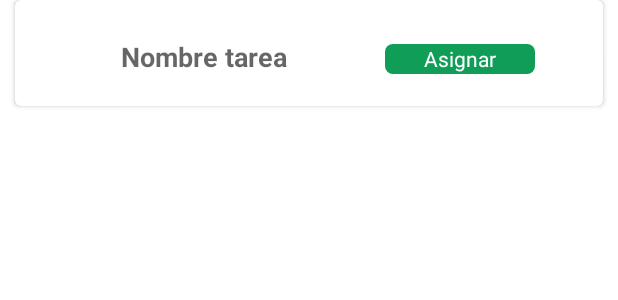
After one commit to Samz685/ReserBuddy, an Android app: the layout cardview_tarea2.xml on its own in the app's theme, with its tools: preview values and no code run, on a phone screen of 412 x 824 dp. The commit adds this screen. Shown: the top 300 px of the screen. Run offline under Robolectric (Android 15) with nearby library versions, the phone set to English and light mode, and no system bars.

Commit message:
Implantada asignar tareas desde Usuarios

```diff
--- a/app/src/main/java/com/example/reserbuddy/DataHolder.kt
+++ b/app/src/main/java/com/example/reserbuddy/DataHolder.kt
@@ -16,6 +16,7 @@ class DataHolder {
         var currentFragment = ""
         var listaUsuariosSpinner = mutableListOf<Usuario>()
         var listaUsuarios = mutableListOf<Usuario>()
+        var listaTareas = mutableListOf<Tarea>()
         var currentUser = Usuario()
         var currentTarea = Tarea()
         var emailRecuperado = ""
--- a/app/src/main/java/com/example/reserbuddy/adapters/UsuarioAdapter.kt
+++ b/app/src/main/java/com/example/reserbuddy/adapters/UsuarioAdapter.kt
@@ -12,6 +12,7 @@ import com.example.reserbuddy.R
 import com.example.reservarapp.models.Reserva
 import com.example.reservarapp.models.Usuario
 import com.example.reservarapp.viewmodels.UsuarioViewModel
+import org.w3c.dom.Text
 
 class UsuarioAdapter(var listaUsuarios:MutableList<Usuario>, var listener: OnItemClickListener, var usuarioViewmodel: UsuarioViewModel):
     RecyclerView.Adapter<UsuarioAdapter.ViewHolder>() {
@@ -36,6 +37,10 @@ class UsuarioAdapter(var listaUsuarios:MutableList<Usuario>, var listener: OnIte
             listener.onImageClick(position)
         }
 
+        holder.tvAsignar.setOnClickListener {
+            listener.onClick2(position)
+        }
+
 
     }
 
@@ -56,6 +61,7 @@ class UsuarioAdapter(var listaUsuarios:MutableList<Usuario>, var listener: OnIte
         var tvTelefono: TextView = v.findViewById(R.id.tvTelefonoUsuario)
         var tvComentario: TextView = v.findViewById(R.id.tvComentarioUsuario)
         var ivUsuario : ImageView = v.findViewById(R.id.ivUsuario)
+        var tvAsignar : TextView = v.findViewById(R.id.tvAsignarTarea)
 
 
 
--- /dev/null
+++ b/app/src/main/res/layout/cardview_tarea2.xml
@@ -0,0 +1,82 @@
+<?xml version="1.0" encoding="utf-8"?>
+
+<androidx.cardview.widget.CardView xmlns:android="http://schemas.android.com/apk/res/android"
+    xmlns:card-view="http://schemas.android.com/apk/res-auto"
+    android:id="@+id/cardview"
+    android:layout_width="match_parent"
+    android:layout_height="wrap_content"
+    android:layout_marginStart="10dp"
+    android:layout_marginEnd="10dp"
+    android:layout_marginBottom="5dp"
+    android:clickable="true"
+    android:focusable="true"
+    android:foreground="?android:attr/selectableItemBackground"
+    card-view:cardBackgroundColor="#FFFFFF"
+    card-view:cardCornerRadius="4dp">
+
+    <LinearLayout
+        android:layout_width="match_parent"
+        android:layout_height="wrap_content"
+        android:orientation="vertical">
+
+
+        <LinearLayout
+            android:layout_width="match_parent"
+            android:layout_height="wrap_content"
+            android:layout_marginBottom="5dp"
+            android:orientation="horizontal">
+
+            <ImageView
+                android:id="@+id/ivTarea2"
+                android:layout_width="50dp"
+                android:layout_height="50dp"
+                android:layout_marginStart="15dp"
+                android:layout_marginTop="15dp"
+                android:clickable="true"
+                android:focusable="true"
+                android:foreground="?android:attr/selectableItemBackground" />
+
+
+
+
+                <LinearLayout
+                    android:layout_width="wrap_content"
+                    android:layout_height="wrap_content"
+                    android:orientation="horizontal"
+                    android:layout_gravity="center"
+                    android:paddingStart="5dp">
+
+                    <TextView
+                        android:id="@+id/tvNombreTarea2"
+                        android:layout_width="wrap_content"
+                        android:layout_height="wrap_content"
+                        android:layout_marginTop="10dp"
+                        android:hint="Nombre tarea"
+                        android:textSize="18dp"
+                        android:textStyle="bold" />
+
+
+                    <TextView
+                        android:id="@+id/tvEstadoTarea"
+                        android:layout_width="100dp"
+                        android:layout_height="20dp"
+                        android:layout_marginStart="65dp"
+                        android:layout_marginTop="10dp"
+                        android:background="@drawable/estado_green_rectangle"
+                        android:gravity="center"
+                        android:text="Asignar"
+                        android:textColor="@color/white"
+                        android:textSize="14sp" />
+
+
+                </LinearLayout>
+
+
+        </LinearLayout>
+
+
+
+    </LinearLayout>
+
+
+</androidx.cardview.widget.CardView>
--- a/app/src/main/res/layout/cardview_usuario.xml
+++ b/app/src/main/res/layout/cardview_usuario.xml
@@ -59,7 +59,7 @@
 
 
                     <TextView
-                        android:id="@+id/tvTareasPendientes"
+                        android:id="@+id/tvAsignarTarea"
                         android:layout_width="100dp"
                         android:layout_height="20dp"
                         android:layout_marginStart="65dp"
```
Also changed, not shown: app/src/main/java/com/example/reserbuddy/adapters/TareaAdapterBasico.kt (added, +75 -0 lines), app/src/main/java/com/example/reserbuddy/ui/botomSheetListas/ListaTareasFragment.kt (added, +112 -0 lines), app/src/main/java/com/example/reserbuddy/ui/notifications/NotificationsFragment.kt (deleted, +0 -146 lines), app/src/main/java/com/example/reserbuddy/ui/notifications/NotificationsViewModel.kt (deleted, +0 -13 lines), app/src/main/java/com/example/reserbuddy/ui/usuarios/UsuariosFragment.kt (+20 -11 lines), app/src/main/res/layout/activity_login.xml (+7 -3 lines), app/src/main/res/layout/fragment_lista_tareas.xml (added, +33 -0 lines), app/src/main/res/layout/fragment_notifications.xml (deleted, +0 -41 lines), app/src/main/res/navigation/mobile_navigation.xml (+5 -5 lines).
